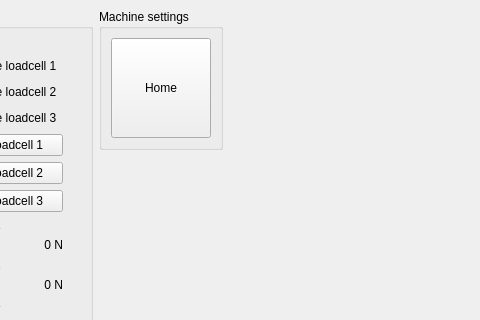
Above: src/main/resources/base/design.ui from OndrejPistora/thymos-loader before the change; both pictures show x 312 to 792 and y 0 to 320 of the 898 by 754 pixel window. Below: the same form after it.
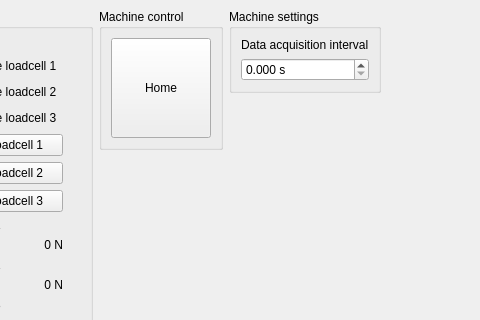
That is the form after the change. The open tabs and pages were chosen to show the change. Custom widgets are drawn as their Qt base class.

Commit message: acquisition interval, fixes

```diff
--- a/src/main/resources/base/design.ui
+++ b/src/main/resources/base/design.ui
@@ -735,7 +735,7 @@
            <item alignment="Qt::AlignTop">
             <widget class="QGroupBox" name="gbHome">
              <property name="title">
-              <string>Machine settings</string>
+              <string>Machine control</string>
              </property>
              <layout class="QVBoxLayout" name="verticalLayout_11">
               <item>
@@ -757,6 +757,38 @@
              </layout>
             </widget>
            </item>
+           <item alignment="Qt::AlignTop">
+            <widget class="QGroupBox" name="groupBox_6">
+             <property name="title">
+              <string>Machine settings</string>
+             </property>
+             <layout class="QVBoxLayout" name="verticalLayout_5">
+              <item>
+               <widget class="QLabel" name="label_4">
+                <property name="text">
+                 <string>Data acquisition interval</string>
+                </property>
+               </widget>
+              </item>
+              <item>
+               <widget class="QDoubleSpinBox" name="numAcqInterval">
+                <property name="suffix">
+                 <string> s</string>
+                </property>
+                <property name="decimals">
+                 <number>3</number>
+                </property>
+                <property name="maximum">
+                 <double>10.000000000000000</double>
+                </property>
+                <property name="singleStep">
+                 <double>0.001000000000000</double>
+                </property>
+               </widget>
+              </item>
+             </layout>
+            </widget>
+           </item>
            <item>
             <spacer name="horizontalSpacer_3">
              <property name="orientation">
```
Left out of the diff: 2 changed lines with no effect on the pictures. The commit also changes 3 other files.
